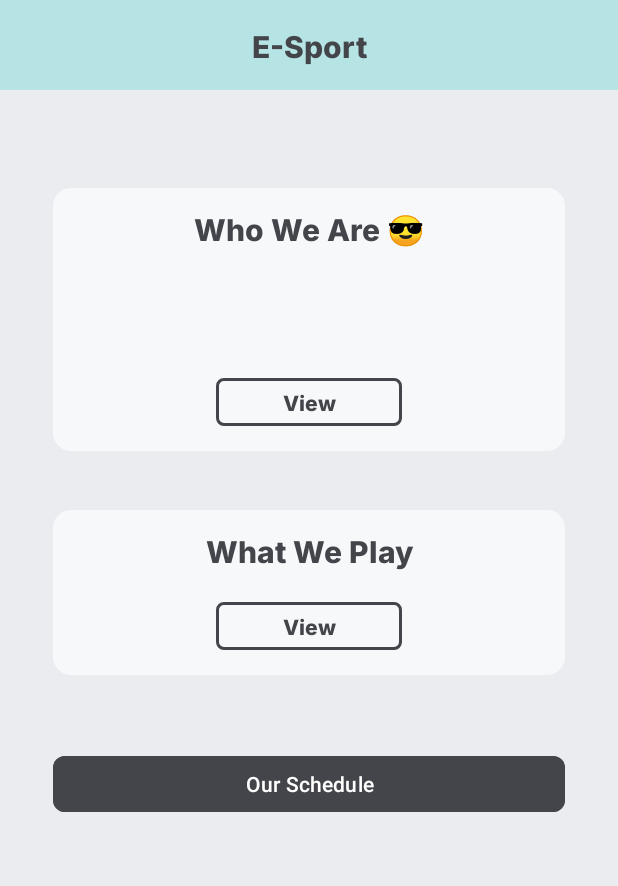
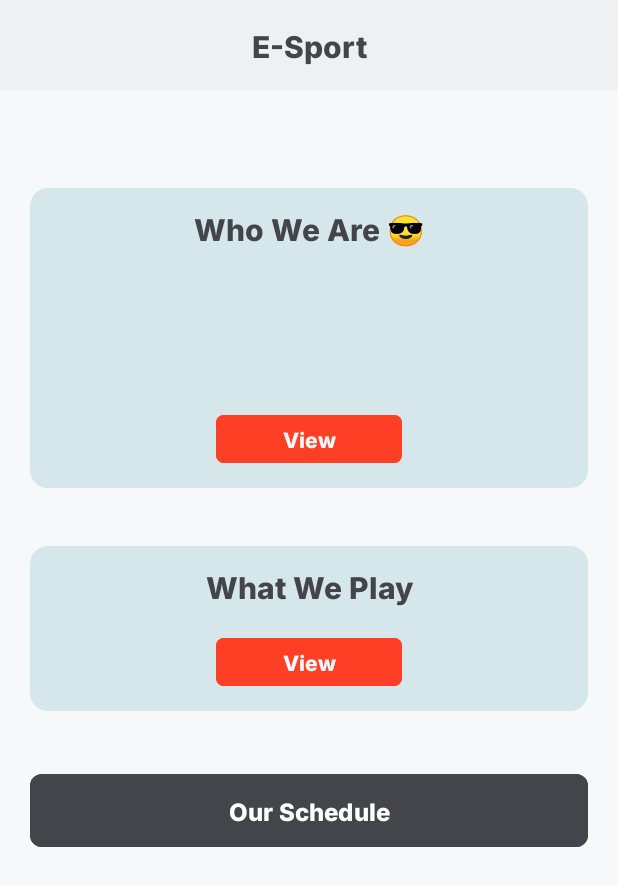
Before and after one commit to canonflow/nmp_pemuja_android_studio, an Android app: the screen it shows after launch (MainActivity), on a phone screen of 412 x 824 dp. Shown: the top 886 px of the screen. Run offline under Robolectric (Android 15) with nearby library versions, the phone set to English and light mode, and no system bars; our stand-ins replace data binding.

Commit message:
Update XML

```diff
--- a/app/src/main/res/drawable/card_shape.xml
+++ b/app/src/main/res/drawable/card_shape.xml
@@ -1,6 +1,6 @@
 <?xml version="1.0" encoding="utf-8"?>
 <shape xmlns:android="http://schemas.android.com/apk/res/android">
-    <solid android:color="@color/base_200"/>
+<!--    <solid android:color="@color/base_200"/>-->
 
     <padding
         android:left="13dp"
--- a/app/src/main/res/layout/activity_main.xml
+++ b/app/src/main/res/layout/activity_main.xml
@@ -26,8 +26,8 @@
             android:id="@+id/content_layout"
             android:layout_width="match_parent"
             android:layout_height="0dp"
-            android:background="@color/base_300"
-            android:paddingHorizontal="35dp"
+            android:background="@color/base_100"
+            android:paddingHorizontal="20dp"
             app:layout_constraintBottom_toBottomOf="parent"
             app:layout_constraintEnd_toEndOf="parent"
             app:layout_constraintStart_toStartOf="parent"
@@ -36,13 +36,14 @@
             <!--      Card Who We Are GOES HERE     -->
             <androidx.constraintlayout.widget.ConstraintLayout
                 android:layout_width="0dp"
-                android:layout_height="175dp"
+                android:layout_height="200dp"
                 android:layout_marginTop="65dp"
                 android:background="@drawable/card_shape"
+                android:backgroundTint="@color/cyan_100"
                 app:layout_constraintEnd_toEndOf="@id/content_layout"
                 app:layout_constraintHorizontal_bias="0.495"
                 app:layout_constraintStart_toStartOf="@id/content_layout"
-                app:layout_constraintTop_toTopOf="@+id/content_layout">
+                app:layout_constraintTop_toTopOf="@+id/content_layout" >
 
                 <TextView
                     android:layout_width="match_parent"
@@ -58,31 +59,34 @@
                     android:id="@+id/buttonViewWhoWeAre"
                     android:layout_width="wrap_content"
                     android:layout_height="wrap_content"
-                    android:backgroundTint="@android:color/transparent"
+                    android:backgroundTint="@color/primary"
                     android:fontFamily="@font/inter_extrabold"
                     android:minHeight="0dp"
                     android:paddingStart="44dp"
                     android:paddingEnd="44dp"
                     android:text="View"
-                    android:textColor="@color/black"
+                    android:textColor="@color/base_100"
                     app:cornerRadius="5dp"
                     app:layout_constraintBottom_toBottomOf="parent"
                     app:layout_constraintEnd_toEndOf="parent"
-                    app:layout_constraintStart_toStartOf="parent"
-                    app:strokeColor="@color/black"
-                    app:strokeWidth="2dp" />
+                    app:layout_constraintStart_toStartOf="parent" />
 
             </androidx.constraintlayout.widget.ConstraintLayout>
             <!--      Card Who We Are END HERE     -->
 
             <!--      Card Who We Play GOES HERE      -->
+            <!--      Card Who We Play END HERE      -->
+
+            <!--      Our Schedule Button GOES HERE      -->
+
             <androidx.constraintlayout.widget.ConstraintLayout
                 android:layout_width="0dp"
                 android:layout_height="110dp"
-                android:layout_marginTop="280dp"
+                android:layout_marginTop="304dp"
                 android:background="@drawable/card_shape"
+                android:backgroundTint="@color/cyan_100"
                 app:layout_constraintEnd_toEndOf="@id/content_layout"
-                app:layout_constraintHorizontal_bias="0.495"
+                app:layout_constraintHorizontal_bias="0.0"
                 app:layout_constraintStart_toStartOf="@id/content_layout"
                 app:layout_constraintTop_toTopOf="@+id/content_layout">
 
@@ -97,36 +101,36 @@
                     app:layout_constraintTop_toTopOf="parent" />
 
                 <Button
-                    android:id="@+id/buttonViewWhatWePlay"
+                    android:id="@+id/buttonWhatWePlay"
                     android:layout_width="wrap_content"
                     android:layout_height="wrap_content"
-                    android:backgroundTint="@android:color/transparent"
+                    android:backgroundTint="@color/primary"
                     android:fontFamily="@font/inter_extrabold"
                     android:minHeight="0dp"
                     android:paddingStart="44dp"
                     android:paddingEnd="44dp"
                     android:text="View"
-                    android:textColor="@color/black"
+                    android:textColor="@color/base_100"
                     app:cornerRadius="5dp"
                     app:layout_constraintBottom_toBottomOf="parent"
                     app:layout_constraintEnd_toEndOf="parent"
-                    app:layout_constraintStart_toStartOf="parent"
-                    app:strokeColor="@color/black"
-                    app:strokeWidth="2dp" />
+                    app:layout_constraintStart_toStartOf="parent" />
 
             </androidx.constraintlayout.widget.ConstraintLayout>
-            <!--      Card Who We Play END HERE      -->
 
-            <!--      Our Schedule Button GOES HERE      -->
             <Button
                 android:layout_width="match_parent"
-                android:layout_height="45dp"
-                android:layout_marginTop="440dp"
+                android:layout_height="wrap_content"
+                android:layout_marginTop="452dp"
                 android:backgroundTint="@color/black"
+                android:paddingTop="13dp"
+                android:paddingBottom="13dp"
                 android:text="Our Schedule"
+                android:fontFamily="@font/inter_extrabold"
+                android:textSize="16dp"
                 app:cornerRadius="8dp"
                 app:layout_constraintTop_toTopOf="parent"
-                tools:layout_editor_absoluteX="35dp" />
+                tools:layout_editor_absoluteX="20dp" />
             <!--      Our Schedule Button END HERE      -->
 
         </androidx.constraintlayout.widget.ConstraintLayout>
--- a/app/src/main/res/layout/navigation_bar.xml
+++ b/app/src/main/res/layout/navigation_bar.xml
@@ -12,7 +12,7 @@
     <androidx.constraintlayout.widget.ConstraintLayout
         android:layout_width="match_parent"
         android:layout_height="wrap_content"
-        android:background="@color/cyan_500"
+        android:background="@color/base_200"
         android:orientation="vertical"
         android:padding="16dp">
 
--- a/app/src/main/res/values/colors.xml
+++ b/app/src/main/res/values/colors.xml
@@ -1,12 +1,15 @@
 <?xml version="1.0" encoding="utf-8"?>
 <resources>
 <!--    <color name="black">#FF000000</color>-->
-    <color name="white">#FFFFFFFF</color>
+    <color name="white">#FFFFFF</color>
 
     <!--  Our Themes  -->
-    <color name="base_300">#EBECF0</color>
-    <color name="base_200">#F7F8FA</color>
+    <color name="base_100">#F7F8FA</color>
+    <color name="base_200">#EEF0F2</color>
+    <color name="base_300">#DEE3E8</color>
     <color name="black">#43454A</color>
+    <color name="cyan_100">#D6E7EB</color>
     <color name="cyan_500">#B6E4E5</color>
-    <color name="cyan_100">#F2FCFC</color>
+    <color name="primary">#FF3F25</color>
+    <color name="stroke">#B3BAC0</color>
 </resources>
```
